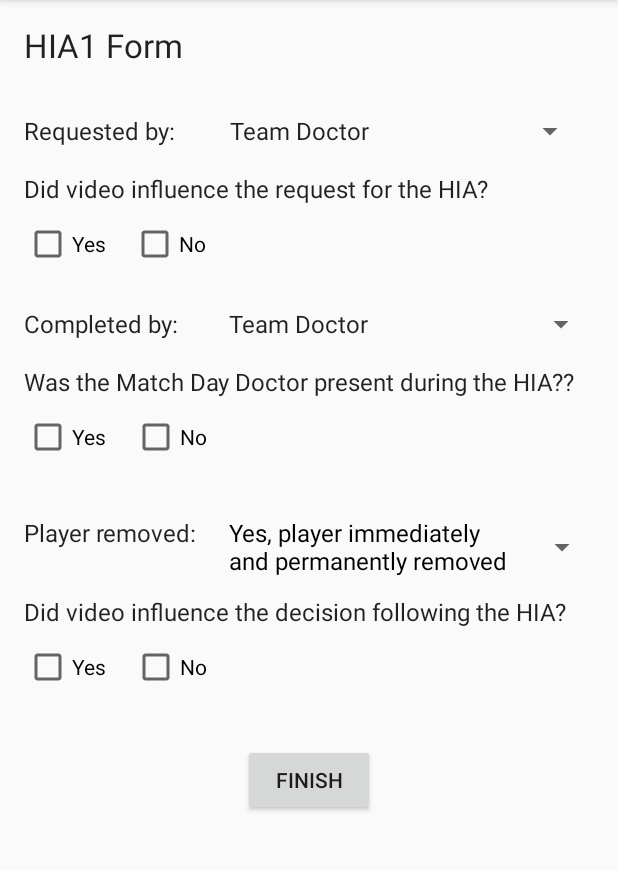
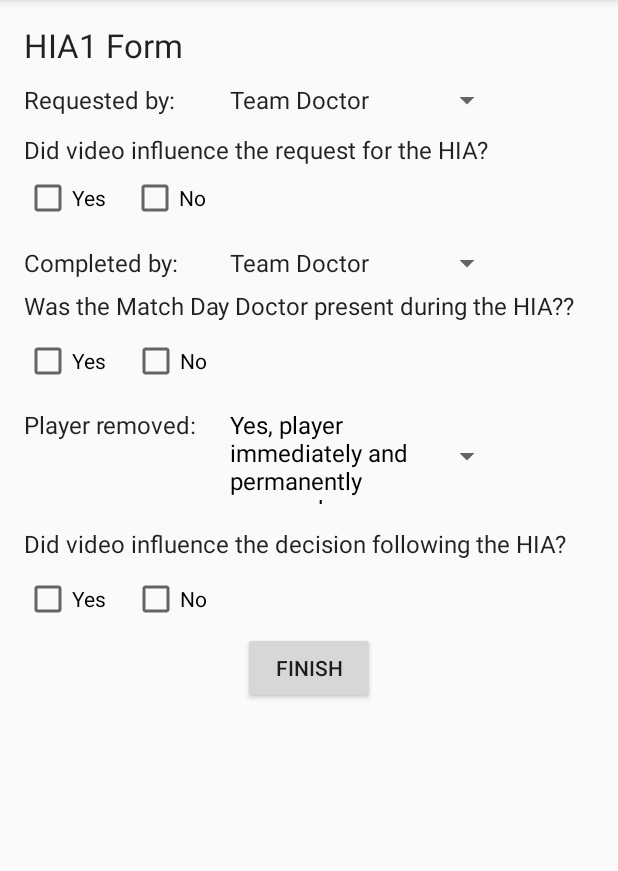
Before and after one commit to Joshf17000548/Conc2, an Android app: the fragment HIA1FFragment shown on its own in the app's theme, on a phone screen of 412 x 824 dp, the part 84-955 px from its top. Run offline under Robolectric (Android 15) with nearby library versions, the phone set to English and light mode, and no system bars.

Commit message:
Josh Changes

```diff
--- a/app/src/main/res/layout/fragment_hia1_e.xml
+++ b/app/src/main/res/layout/fragment_hia1_e.xml
@@ -32,10 +32,10 @@
         android:layout_height="wrap_content"
         android:layout_below="@+id/linearLayout001"
         android:id="@+id/linearLayout003"
-        android:paddingTop="30dp"
+        android:paddingTop="20dp"
         >
         <TextView
-            android:layout_width="250dp"
+            android:layout_width="225dp"
             android:layout_height="26dp"
             android:text="@string/del_score"
             android:textAppearance="?android:attr/textAppearanceLarge"
@@ -46,7 +46,7 @@
             android:layout_width="match_parent"
             android:layout_height="wrap_content"
             android:inputType="number"
-            android:ems="2"
+            android:ems="6"
             android:id="@+id/editText12"
             android:paddingLeft="5dp"/>
 
--- a/app/src/main/res/layout/fragment_hia1_f.xml
+++ b/app/src/main/res/layout/fragment_hia1_f.xml
@@ -8,23 +8,28 @@
     android:paddingTop="15dp">
 
 
-    <TextView
-        android:text="@string/hia1_form"
-        android:layout_width="wrap_content"
+    <LinearLayout
+        android:layout_width="match_parent"
         android:layout_height="wrap_content"
-        android:id="@+id/textView38"
-        android:textAppearance="?android:attr/textAppearanceLarge"/>
+        android:id="@+id/linearLayout000">
+        <TextView
+            android:text="@string/hia1_form"
+            android:layout_width="wrap_content"
+            android:layout_height="wrap_content"
+            android:id="@+id/textView38"
+            android:textAppearance="?android:attr/textAppearanceLarge"/>
+
+    </LinearLayout>
+
 
     <LinearLayout
         android:orientation="horizontal"
         android:layout_width="match_parent"
         android:layout_height="wrap_content"
-        android:layout_alignParentTop="true"
-        android:layout_alignParentStart="true"
         android:id="@+id/linearLayout001"
-        android:weightSum="1"
-        android:layout_below="@+id/textView38"
-        android:paddingTop="60dp">
+        android:layout_below="@+id/linearLayout000"
+        android:paddingTop="10dp"
+        >
 
         <TextView
             android:layout_width="129dp"
@@ -35,7 +40,7 @@
             android:textSize="16sp" />
 
         <Spinner
-            android:layout_width="245dp"
+            android:layout_width="190dp"
             android:layout_height="wrap_content"
             android:id="@+id/spinner" />
     </LinearLayout>
@@ -45,9 +50,8 @@
         android:layout_width="match_parent"
         android:layout_height="wrap_content"
         android:id="@+id/linearLayout002"
-        android:weightSum="1"
         android:layout_below="@+id/linearLayout001"
-        android:paddingTop="15dp">
+        android:paddingTop="10dp">
 
 
         <TextView
@@ -56,8 +60,7 @@
             android:layout_height="wrap_content"
             android:textAppearance="?android:attr/textAppearanceLarge"
             android:id="@+id/textView002"
-            android:textSize="16sp"
-            android:layout_weight="1" />
+            android:textSize="16sp"            />
     </LinearLayout>
 
     <LinearLayout
@@ -67,7 +70,7 @@
         android:id="@+id/linearLayout003"
         android:weightSum="1"
         android:layout_below="@+id/linearLayout002"
-        android:paddingTop="10dp">
+        android:paddingTop="5dp">
 
         <RadioGroup
             android:layout_width="wrap_content"
@@ -101,22 +104,21 @@
         android:id="@+id/linearLayout004"
         android:layout_below="@+id/linearLayout003"
         android:weightSum="1"
-        android:paddingTop="25dp">
+        android:paddingTop="15dp">
 
         <TextView
-            android:layout_width="wrap_content"
+            android:layout_width="129dp"
             android:layout_height="wrap_content"
             android:textAppearance="?android:attr/textAppearanceLarge"
             android:text="@string/hia1a_section81_header"
             android:id="@+id/labelTextView003"
             android:textSize="16sp"
-            android:layout_weight="0.36" />
+             />
 
         <Spinner
-            android:layout_width="203dp"
+            android:layout_width="190dp"
             android:layout_height="wrap_content"
-            android:id="@+id/spinner2"
-            android:layout_weight="0.67" />
+            android:id="@+id/spinner2" />
     </LinearLayout>
 
     <LinearLayout
@@ -126,7 +128,7 @@
         android:id="@+id/linearLayout005"
         android:weightSum="1"
         android:layout_below="@+id/linearLayout004"
-        android:paddingTop="15dp">
+        android:paddingTop="5dp">
 
 
         <TextView
@@ -135,8 +137,7 @@
             android:layout_height="wrap_content"
             android:textAppearance="?android:attr/textAppearanceLarge"
             android:id="@+id/textView003"
-            android:textSize="16sp"
-            android:layout_weight="1" />
+            android:textSize="16sp"/>
     </LinearLayout>
 
     <LinearLayout
@@ -179,24 +180,22 @@
         android:layout_height="wrap_content"
         android:id="@+id/linearLayout007"
         android:layout_below="@+id/linearLayout006"
-        android:weightSum="1"
-        android:paddingTop="25dp">
+        android:paddingTop="15dp">
 
         <TextView
-            android:layout_width="wrap_content"
+            android:layout_width="129dp"
             android:layout_height="wrap_content"
             android:textAppearance="?android:attr/textAppearanceLarge"
             android:text="@string/hia1a_section91_header"
             android:id="@+id/labelTextView004"
-            android:textSize="16sp"
-            android:layout_weight="0.22" />
+            android:textSize="16sp"/>
 
         <Spinner
-            android:layout_width="203dp"
+            android:layout_width="190dp"
             android:layout_height="wrap_content"
             android:id="@+id/spinner3"
-            android:layout_weight="0.83"
-            android:spinnerMode="dialog"/>
+            android:spinnerMode="dialog"
+             />
     </LinearLayout>
 
     <LinearLayout
@@ -204,10 +203,8 @@
         android:layout_width="match_parent"
         android:layout_height="wrap_content"
         android:id="@+id/linearLayout008"
-        android:weightSum="1"
         android:layout_below="@+id/linearLayout007"
-        android:paddingTop="0dp">
-
+        >
 
         <TextView
             android:text="@string/vid_influence2"
@@ -216,7 +213,7 @@
             android:textAppearance="?android:attr/textAppearanceLarge"
             android:id="@+id/textView004"
             android:textSize="16sp"
-            android:layout_weight="1" />
+            android:paddingTop="15dp"/>
     </LinearLayout>
 
     <LinearLayout
@@ -224,7 +221,6 @@
         android:layout_width="match_parent"
         android:layout_height="wrap_content"
         android:id="@+id/linearLayout009"
-        android:weightSum="1"
         android:layout_below="@+id/linearLayout008"
         android:paddingTop="10dp">
 
@@ -258,8 +254,8 @@
         android:text="Finish"
         android:id="@+id/btn_finish"
         android:onClick="submitHIA1"
+        android:layout_marginTop="6dp"
         android:layout_below="@+id/linearLayout009"
-        android:layout_centerHorizontal="true"
-        android:layout_marginTop="35dp" />
+        android:layout_centerHorizontal="true" />
 
 </RelativeLayout>
--- a/app/src/main/res/layout/fragment_hia1_g.xml
+++ b/app/src/main/res/layout/fragment_hia1_g.xml
@@ -323,7 +323,7 @@
         android:paddingTop="10dp">
 
         <TextView
-            android:layout_width="250dp"
+            android:layout_width="235dp"
             android:layout_height="26dp"
             android:text="@string/digback_score"
             android:textAppearance="?android:attr/textAppearanceLarge"
@@ -334,9 +334,9 @@
             android:layout_width="match_parent"
             android:layout_height="wrap_content"
             android:inputType="number"
-            android:ems="2"
+            android:ems="4"
             android:id="@+id/editText12"
-            android:paddingLeft="5dp"/>
+            android:paddingLeft="3dp"/>
     </LinearLayout>
 
 
--- a/app/src/main/res/layout/fragment_hia2_e.xml
+++ b/app/src/main/res/layout/fragment_hia2_e.xml
@@ -35,7 +35,7 @@
         android:paddingTop="20dp"
         >
         <TextView
-            android:layout_width="250dp"
+            android:layout_width="230dp"
             android:layout_height="26dp"
             android:text="@string/del_score"
             android:textAppearance="?android:attr/textAppearanceLarge"
@@ -46,7 +46,7 @@
             android:layout_width="match_parent"
             android:layout_height="wrap_content"
             android:inputType="number"
-            android:ems="2"
+            android:ems="5"
             android:id="@+id/editText12"
             android:paddingLeft="5dp"/>
 
--- a/app/src/main/res/layout/fragment_hia3_d.xml
+++ b/app/src/main/res/layout/fragment_hia3_d.xml
@@ -103,6 +103,11 @@
         android:layout_below="@+id/linearLayoutaa"
         android:id="@+id/linearLayoutbb"
         >
+        <CheckBox
+            android:text="@string/dom6"
+            android:layout_width="176dp"
+            android:layout_height="match_parent"
+            android:id="@+id/checkBox3_DOM5" />
         <CheckBox
             android:text="@string/dom5"
             android:layout_width="176dp"
--- a/app/src/main/res/values/strings.xml
+++ b/app/src/main/res/values/strings.xml
@@ -334,6 +334,8 @@
     <string name="dom3">Balance evaluation</string>
     <string name="dom4">Clinical suspicion (over and above the other tests)</string>
     <string name="dom5">Nill</string>
+    <string name="dom6">Eye tracking</string>
+
     <string name="diag_conc">Does the HIA3 confirm a diagnosis of concussion?</string>
     <string name="diag_conc2">If this HIA 3 has an abnormal domain result and you believe the player does not
                                 have a concussion , explain why:</string>
```
Also changed, not shown: app/src/main/res/layout/fragment_hia1_a.xml (+33 -41 lines), app/src/main/res/layout/fragment_hia1_b.xml (+3 -4 lines), app/src/main/res/layout/fragment_hia1_d.xml (+18 -21 lines), app/src/main/res/layout/fragment_hia2_b.xml (+79 -69 lines), app/src/main/res/layout/fragment_hia2_d.xml (+59 -57 lines), app/src/main/res/layout/fragment_hia2_g.xml (+7 -10 lines).
